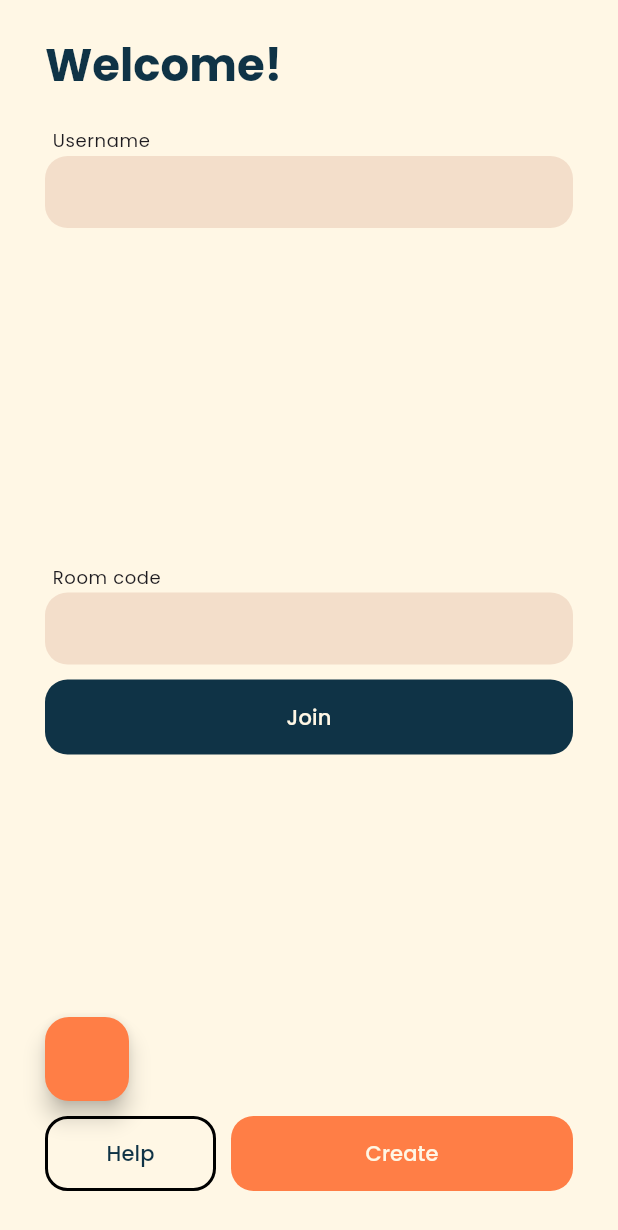
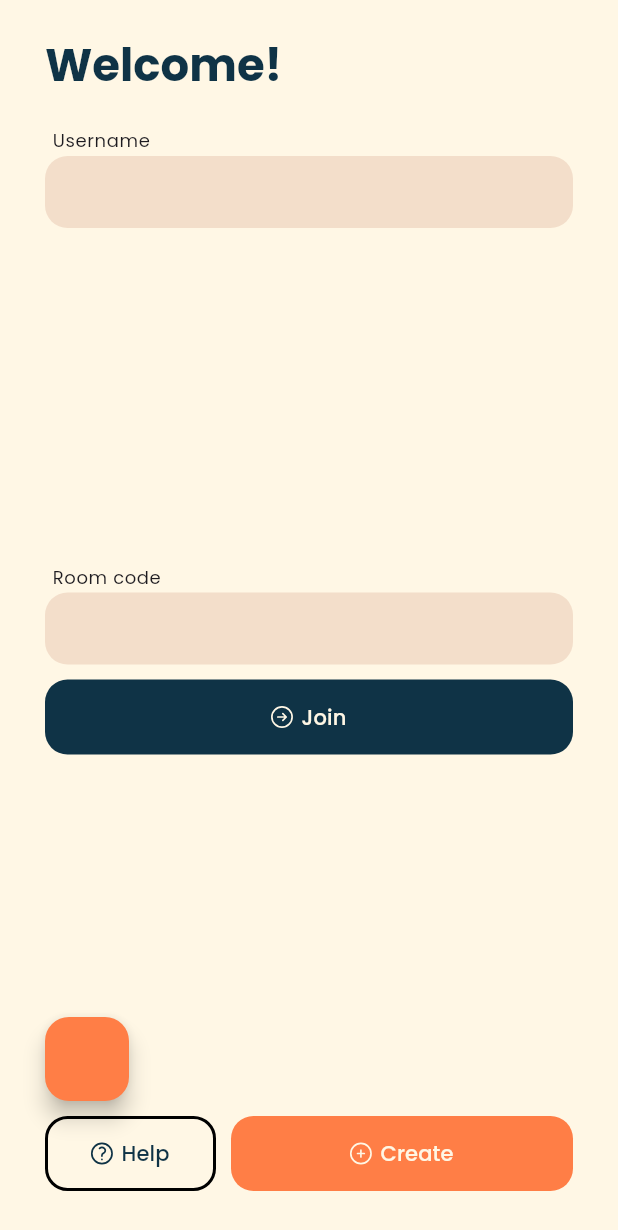
Before and after one commit to jacob-horton/file_transfer_app, a Flutter app: the screen it shows after launch, on a phone screen of 412 x 824 dp. Shown: the top 1230 px of the screen. Run offline on Flutter 3.47's test engine with Material 3 defaults, Android fonts, the light colour scheme and no system bars; our stand-ins replace google_fonts, heroicons; missing offline and left inert: flutter_webrtc; network calls fail.

Commit message:
custom button

```diff
--- a/app/lib/screens/join_screen.dart
+++ b/app/lib/screens/join_screen.dart
@@ -1,9 +1,12 @@
 import 'dart:ui';
 
 import 'package:file_transfer/services/webrtc.dart';
+import 'package:file_transfer/widgets/button.dart';
 import 'package:file_transfer/widgets/text_field.dart';
 import 'package:flutter/material.dart';
+import 'package:flutter/widgets.dart';
 import 'package:google_fonts/google_fonts.dart';
+import 'package:heroicons/heroicons.dart';
 
 class RoomScreen extends StatefulWidget {
   const RoomScreen({super.key});
@@ -56,11 +59,11 @@ class _RoomScreenState extends State<RoomScreen> {
                   children: [
                     const CustomTextField(hintText: "Room code"),
                     const SizedBox(height: 10.0),
-                    FilledButton(
-                      child: const Text("Join"),
-                      onPressed: () {
-                        print('hi');
-                      },
+                    CustomButton(
+                      type: CustomButtonType.main,
+                      text: "Join",
+                      heroIcon: HeroIcons.arrowRightCircle,
+                      onPressed: () {},
                     ),
                   ],
                 ),
@@ -73,25 +76,21 @@ class _RoomScreenState extends State<RoomScreen> {
                   mainAxisAlignment: MainAxisAlignment.center,
                   children: [
                     Expanded(
-                      child: OutlinedButton(
-                        child: const Text("Help"),
-                        onPressed: () {
-                          print("hi");
-                        },
+                      child: CustomButton(
+                        type: CustomButtonType.secondary,
+                        text: "Help",
+                        heroIcon: HeroIcons.questionMarkCircle,
+                        onPressed: () {},
                       ),
                     ),
                     const SizedBox(width: 10.0),
                     Expanded(
                       flex: 2,
-                      child: FilledButton(
-                        style: FilledButton.styleFrom(
-                          backgroundColor:
-                              Theme.of(context).colorScheme.tertiary,
-                        ),
-                        onPressed: () {
-                          print("hi");
-                        },
-                        child: const Text("Create"),
+                      child: CustomButton(
+                        type: CustomButtonType.cta,
+                        text: "Create",
+                        heroIcon: HeroIcons.plusCircle,
+                        onPressed: () {},
                       ),
                     ),
                   ],
@@ -231,20 +230,20 @@ class MyFloatingActionButton extends StatelessWidget {
                         mainAxisSize: MainAxisSize.max,
                         children: [
                           Expanded(
-                            child: OutlinedButton(
+                            child: CustomButton(
+                              text: "Cancel",
+                              heroIcon: HeroIcons.xCircle,
                               onPressed: () => Navigator.of(context).pop(),
-                              child: const Text("Cancel"),
+                              type: CustomButtonType.secondary,
                             ),
                           ),
                           const SizedBox(width: 10.0),
                           Expanded(
-                            child: FilledButton(
-                              onPressed: () {},
-                              style: FilledButton.styleFrom(
-                                backgroundColor:
-                                    Theme.of(context).colorScheme.tertiary,
-                              ),
-                              child: const Text("Send"),
+                            child: CustomButton(
+                              text: "Send",
+                              heroIcon: HeroIcons.paperAirplane,
+                              onPressed: () => {},
+                              type: CustomButtonType.cta,
                             ),
                           ),
                         ],
--- /dev/null
+++ b/app/lib/widgets/button.dart
@@ -0,0 +1,62 @@
+import 'package:flutter/material.dart';
+import 'package:heroicons/heroicons.dart';
+
+enum CustomButtonType {
+  cta,
+  main,
+  secondary,
+}
+
+class CustomButton extends StatefulWidget {
+  final void Function() onPressed;
+  final HeroIcons heroIcon;
+  final String text;
+  final CustomButtonType type;
+
+  const CustomButton({
+    super.key,
+    required this.onPressed,
+    required this.heroIcon,
+    required this.text,
+    required this.type,
+  });
+
+  @override
+  State<CustomButton> createState() => _CustomButtonState();
+}
+
+class _CustomButtonState extends State<CustomButton> {
+  @override
+  Widget build(BuildContext context) {
+    var child = Row(
+      mainAxisAlignment: MainAxisAlignment.center,
+      children: [
+        HeroIcon(widget.heroIcon),
+        const SizedBox(width: 4.0),
+        Text(widget.text),
+        const SizedBox(width: 2.0), // Visual balance
+      ],
+    );
+
+    switch (widget.type) {
+      case CustomButtonType.cta:
+        return FilledButton(
+          onPressed: widget.onPressed,
+          style: FilledButton.styleFrom(
+            backgroundColor: Theme.of(context).colorScheme.tertiary,
+          ),
+          child: child,
+        );
+      case CustomButtonType.main:
+        return FilledButton(
+          onPressed: widget.onPressed,
+          child: child,
+        );
+      case CustomButtonType.secondary:
+        return OutlinedButton(
+          onPressed: widget.onPressed,
+          child: child,
+        );
+    }
+  }
+}
--- a/app/pubspec.yaml
+++ b/app/pubspec.yaml
@@ -39,6 +39,7 @@ dependencies:
   web_socket_channel: ^3.0.0
   uuid: ^4.4.0
   google_fonts: ^6.2.1
+  heroicons: ^0.10.0
 
 dev_dependencies:
   flutter_test:
```
Also changed, not shown: app/pubspec.lock.
